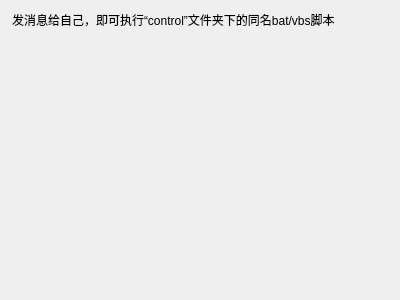
Qt form widgets/settings/remotecontrolwidget.ui (iwxyi/CatlikeQQ) before a commit.
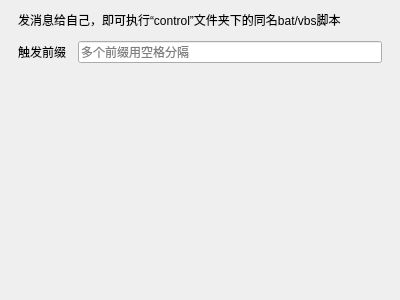
The same form after that commit.

Commit message: 新增远程控制前缀；调整各布局的item spacing

Patch:
```diff
--- a/widgets/settings/remotecontrolwidget.ui
+++ b/widgets/settings/remotecontrolwidget.ui
@@ -14,11 +14,14 @@
    <string>Form</string>
   </property>
   <layout class="QVBoxLayout" name="verticalLayout">
+   <property name="spacing">
+    <number>12</number>
+   </property>
    <property name="leftMargin">
-    <number>12</number>
+    <number>18</number>
    </property>
    <property name="rightMargin">
-    <number>12</number>
+    <number>18</number>
    </property>
    <item>
     <widget class="QLabel" name="label">
@@ -27,6 +30,31 @@
      </property>
     </widget>
    </item>
+   <item>
+    <layout class="QHBoxLayout" name="horizontalLayout">
+     <property name="topMargin">
+      <number>0</number>
+     </property>
+     <item>
+      <widget class="QLabel" name="prefixLabel">
+       <property name="text">
+        <string>触发前缀</string>
+       </property>
+      </widget>
+     </item>
+     <item>
+      <widget class="QLineEdit" name="prefixEdit">
+       <property name="toolTip">
+        <string>当有多个设备时，可通过前缀来识别不同的设备
+或者进行组合，一口气控制多台设备</string>
+       </property>
+       <property name="placeholderText">
+        <string>多个前缀用空格分隔</string>
+       </property>
+      </widget>
+     </item>
+    </layout>
+   </item>
    <item>
     <spacer name="verticalSpacer">
      <property name="orientation">
```
The commit also changes 12 other files.
